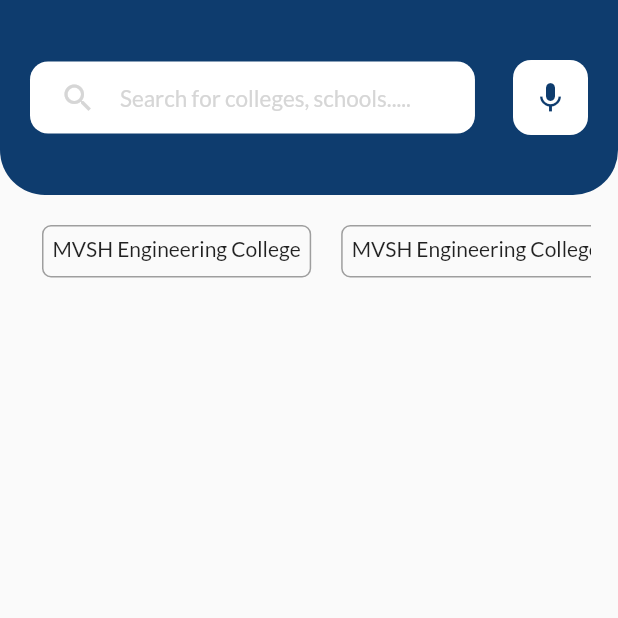
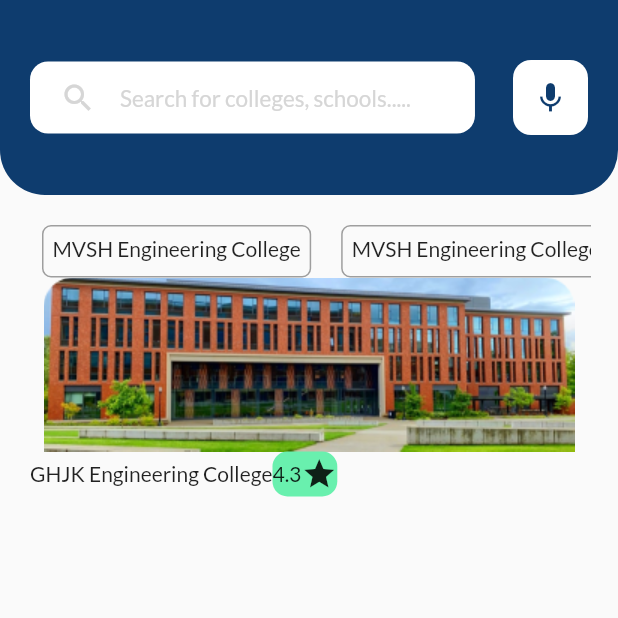
Before and after one commit to najmulmyself/Higher-Study, a Flutter app: the CollegeList screen opened directly, on a phone screen of 412 x 824 dp, the top half of it. Run offline on Flutter 3.47's test engine with Material 2 defaults, Android fonts, the phone set to English and light mode, and no system bars; our stand-ins replace bottom_navy_bar, google_fonts, persistent_bottom_nav_bar.

Commit message:
added row icon

```diff
--- a/lib/component/college_card.dart
+++ b/lib/component/college_card.dart
@@ -1,3 +1,5 @@
+// ignore_for_file: prefer_const_constructors
+
 import 'package:flutter/material.dart';
 
 class CollegeCard extends StatelessWidget {
@@ -5,6 +7,39 @@ class CollegeCard extends StatelessWidget {
 
   @override
   Widget build(BuildContext context) {
-    return Container();
+    return Container(
+      height: 250,
+      decoration: BoxDecoration(
+        // color: Colors.red,
+        borderRadius: BorderRadius.circular(30),
+      ),
+      child: Column(
+        children: [
+          Image.asset('assets/images/coll-card1.png'),
+          Column(
+            children: [
+              Row(
+                children: [
+                  Text('GHJK Engineering College'),
+                  Container(
+                    height: 30,
+                    decoration: BoxDecoration(
+                      color: Colors.greenAccent,
+                      borderRadius: BorderRadius.circular(10),
+                    ),
+                    child: Row(
+                      children: [
+                        Text('4.3'),
+                        Icon(Icons.star),
+                      ],
+                    ),
+                  )
+                ],
+              )
+            ],
+          )
+        ],
+      ),
+    );
   }
 }
--- a/lib/screens/college_list_screen.dart
+++ b/lib/screens/college_list_screen.dart
@@ -1,6 +1,7 @@
 // ignore_for_file: prefer_const_literals_to_create_immutables, prefer_const_constructors
 
 import 'package:flutter/material.dart';
+import 'package:higher_study/component/college_card.dart';
 import 'package:higher_study/component/header.dart';
 import 'package:higher_study/component/search_bar.dart';
 
@@ -59,6 +60,16 @@ class CollegeList extends StatelessWidget {
               ),
             ),
           ),
+          Expanded(
+            child: Padding(
+              padding: const EdgeInsets.symmetric(horizontal: 20.0),
+              child: ListView(
+                children: [
+                  CollegeCard(),
+                ],
+              ),
+            ),
+          ),
         ],
       ),
     );
```
Also changed, not shown: assets/images/coll-card1.png (added).
